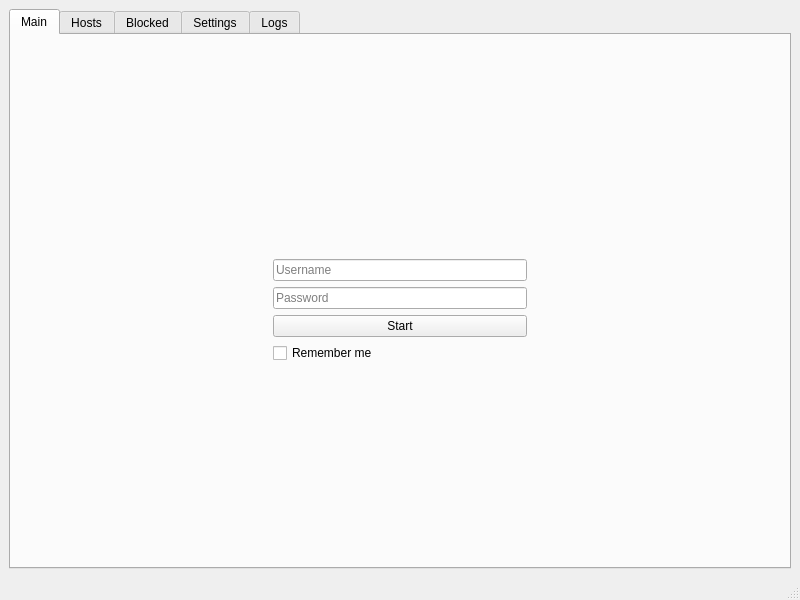
The window that ui/main.ui (CinnamonBanana/watch-fire) describes before a commit, drawn with Qt 5.
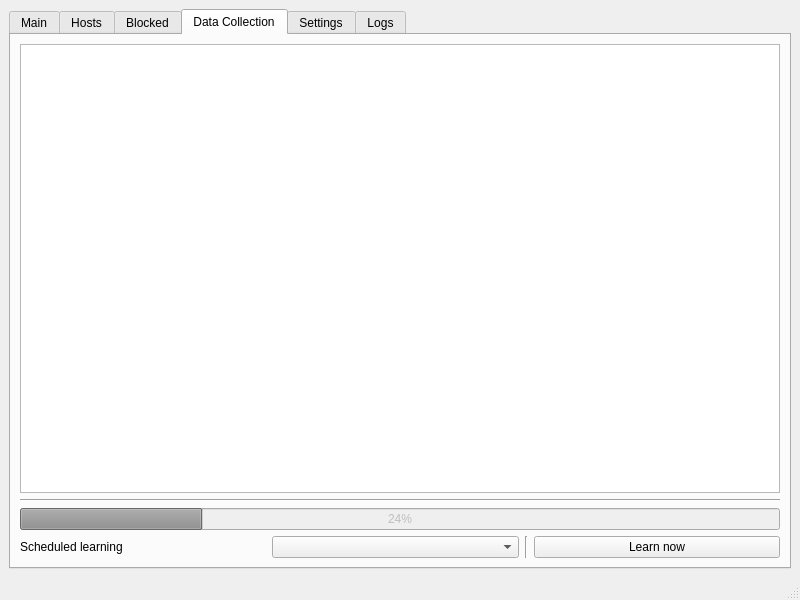
The same window after the commit. The open tabs and pages were chosen to show the change. Icons and pictures are not drawn.

Commit message: Data collector. Learner thread dummy.

```diff
--- a/ui/main.ui
+++ b/ui/main.ui
@@ -27,7 +27,7 @@
        <attribute name="title">
         <string>Main</string>
        </attribute>
-       <layout class="QHBoxLayout" name="horizontalLayout">
+       <layout class="QHBoxLayout" name="horizontalLayout_4">
         <item>
          <spacer name="horizontalSpacer_2">
           <property name="orientation">
@@ -50,8 +50,8 @@
             </property>
             <property name="sizeHint" stdset="0">
              <size>
-              <width>20</width>
-              <height>40</height>
+              <width>297</width>
+              <height>13</height>
              </size>
             </property>
            </spacer>
@@ -78,6 +78,20 @@
             </property>
            </widget>
           </item>
+          <item>
+           <layout class="QHBoxLayout" name="horizontalLayout">
+            <item>
+             <widget class="QCheckBox" name="learnCheck">
+              <property name="text">
+               <string>Data collection mode</string>
+              </property>
+             </widget>
+            </item>
+            <item>
+             <widget class="QComboBox" name="learnTypeBox"/>
+            </item>
+           </layout>
+          </item>
           <item>
            <widget class="QLineEdit" name="userEdit">
             <property name="placeholderText">
@@ -116,8 +130,8 @@
             </property>
             <property name="sizeHint" stdset="0">
              <size>
-              <width>20</width>
-              <height>40</height>
+              <width>297</width>
+              <height>13</height>
              </size>
             </property>
            </spacer>
@@ -159,6 +173,61 @@
         </item>
        </layout>
       </widget>
+      <widget class="QWidget" name="tab">
+       <attribute name="title">
+        <string>Data Collection</string>
+       </attribute>
+       <layout class="QVBoxLayout" name="verticalLayout_7">
+        <item>
+         <widget class="QTableView" name="tableCSV"/>
+        </item>
+        <item>
+         <widget class="Line" name="line_2">
+          <property name="orientation">
+           <enum>Qt::Horizontal</enum>
+          </property>
+         </widget>
+        </item>
+        <item>
+         <widget class="QProgressBar" name="progressLearn">
+          <property name="enabled">
+           <bool>false</bool>
+          </property>
+          <property name="value">
+           <number>24</number>
+          </property>
+         </widget>
+        </item>
+        <item>
+         <layout class="QHBoxLayout" name="horizontalLayout_3">
+          <item>
+           <widget class="QLabel" name="label">
+            <property name="text">
+             <string>Scheduled learning</string>
+            </property>
+           </widget>
+          </item>
+          <item>
+           <widget class="QComboBox" name="learnScheduleBox"/>
+          </item>
+          <item>
+           <widget class="Line" name="line">
+            <property name="orientation">
+             <enum>Qt::Vertical</enum>
+            </property>
+           </widget>
+          </item>
+          <item>
+           <widget class="QPushButton" name="learnButton">
+            <property name="text">
+             <string>Learn now</string>
+            </property>
+           </widget>
+          </item>
+         </layout>
+        </item>
+       </layout>
+      </widget>
       <widget class="QWidget" name="tabSettings">
        <attribute name="title">
         <string>Settings</string>
```
Left out of the diff: 7 changed lines with no effect on the pictures. The commit also changes 10 other files.
